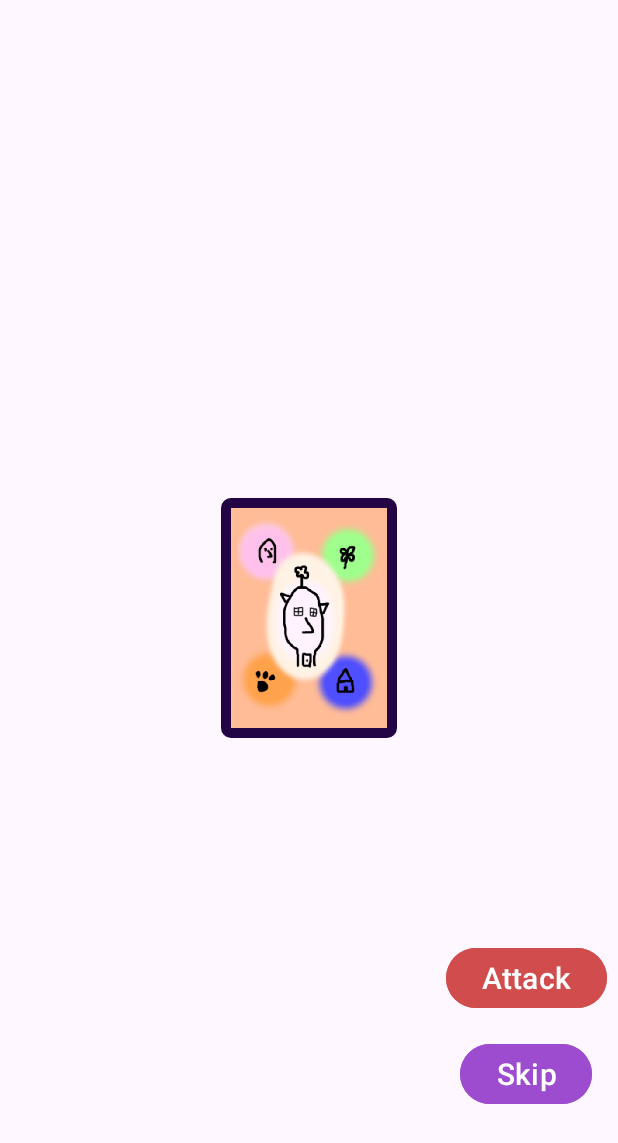
After one commit to wey282/Zamzamir, an Android app: the layout activity_game.xml on its own in the app's theme, with its tools: preview values and no code run, on a phone screen of 412 x 824 dp. The commit adds this screen. Shown: the top 1143 px of the screen. Run offline under Robolectric (Android 15) with nearby library versions, the phone set to English and light mode, and no system bars.

Commit message:
added outlines

```diff
--- /dev/null
+++ b/app/src/main/res/layout/activity_game.xml
@@ -0,0 +1,47 @@
+<?xml version="1.0" encoding="utf-8"?>
+<androidx.constraintlayout.widget.ConstraintLayout xmlns:android="http://schemas.android.com/apk/res/android"
+    xmlns:app="http://schemas.android.com/apk/res-auto"
+    xmlns:tools="http://schemas.android.com/tools"
+    android:id="@+id/main"
+    android:layout_width="match_parent"
+    android:layout_height="match_parent"
+    tools:context=".GameActivity">
+
+    <com.example.zamzamir.GameView
+        android:id="@+id/gameView"
+        android:layout_width="0dp"
+        android:layout_height="0dp"
+        app:layout_constraintBottom_toBottomOf="parent"
+        app:layout_constraintEnd_toEndOf="parent"
+        app:layout_constraintHorizontal_bias="0.0"
+        app:layout_constraintStart_toStartOf="parent"
+        app:layout_constraintTop_toTopOf="parent"
+        app:layout_constraintVertical_bias="1.0" />
+
+    <Button
+        android:id="@+id/skipButton"
+        android:layout_width="wrap_content"
+        android:layout_height="wrap_content"
+        android:backgroundTint="#9D4CCF"
+        android:text="Skip"
+        android:textSize="20sp"
+        app:layout_constraintBottom_toBottomOf="parent"
+        app:layout_constraintEnd_toEndOf="parent"
+        app:layout_constraintHorizontal_bias="0.946"
+        app:layout_constraintStart_toStartOf="parent"
+        app:layout_constraintTop_toTopOf="parent"
+        app:layout_constraintVertical_bias="0.892" />
+
+    <Button
+        android:id="@+id/attackButton"
+        android:layout_width="wrap_content"
+        android:layout_height="wrap_content"
+        android:layout_marginBottom="16dp"
+        android:backgroundTint="#D14D4D"
+        android:text="Attack"
+        android:textSize="20sp"
+        app:layout_constraintBottom_toTopOf="@+id/skipButton"
+        app:layout_constraintEnd_toEndOf="@+id/skipButton"
+        app:layout_constraintStart_toStartOf="@+id/skipButton" />
+
+</androidx.constraintlayout.widget.ConstraintLayout>
--- a/app/src/main/res/values/colors.xml
+++ b/app/src/main/res/values/colors.xml
@@ -5,4 +5,9 @@
     <color name="highlight">#FFE7E755</color>
     <color name="confirmed">#FF55E7E7</color>
     <color name="targeted">#FFE75555</color>
+    <color name="border">#FF230444</color>
+    <color name="skip_button">#FF9D4CCF</color>
+    <color name="attack_button">#FFD14D4D</color>
+    <color name="disabled_button">#FFB7B7B7</color>
+
 </resources>
```
Also changed, not shown: app/src/main/AndroidManifest.xml (+5 -2 lines), app/src/main/java/com/example/zamzamir/Card.java (+16 -0 lines), app/src/main/java/com/example/zamzamir/GameActivity.java (added, +52 -0 lines), app/src/main/java/com/example/zamzamir/GameView.java (+51 -7 lines), app/src/main/java/com/example/zamzamir/LoadingActivity.java (+2 -6 lines), app/src/main/java/com/example/zamzamir/SignInActivity.java (renamed from app/src/main/java/com/example/zamzamir/MainActivity.java, +2 -6 lines), app/src/main/res/layout/activity_sign_in.xml (renamed from app/src/main/res/layout/activity_main.xml, +1 -10 lines).
